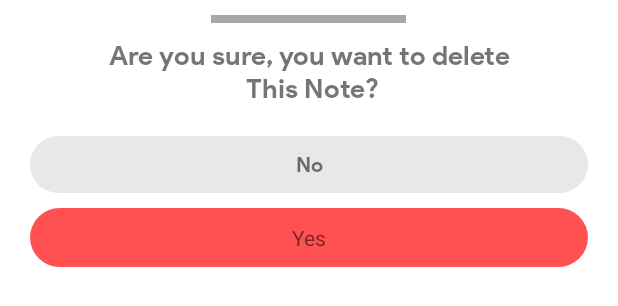
After one commit to Raghavarya2002/NotesMaker, an Android app: the layout dialog_delete.xml on its own in the app's theme, with its tools: preview values and no code run, on a phone screen of 412 x 824 dp. The commit adds this screen. Shown: the top 306 px of the screen. Run offline under Robolectric (Android 15) with nearby library versions, the phone set to English and light mode, and no system bars.

Commit message:
UI Done :)

```diff
--- a/app/src/main/java/com/example/notesmaker/ui/Fragments/CreateNotesFragment.kt
+++ b/app/src/main/java/com/example/notesmaker/ui/Fragments/CreateNotesFragment.kt
@@ -20,7 +20,7 @@ class CreateNotesFragment : Fragment() {
         binding = FragmentCreateNotesBinding.inflate(layoutInflater, container, false)
 
         return binding.root
-        //46:10
+        //
     }
 
 
--- /dev/null
+++ b/app/src/main/res/drawable/no_btn.xml
@@ -0,0 +1,6 @@
+<?xml version="1.0" encoding="utf-8"?>
+<shape xmlns:android="http://schemas.android.com/apk/res/android"
+    android:shape="rectangle">
+    <solid android:color="#E8E8E8" />
+    <corners android:radius="150dp" />
+</shape>
--- /dev/null
+++ b/app/src/main/res/drawable/yes_btn.xml
@@ -0,0 +1,6 @@
+<?xml version="1.0" encoding="utf-8"?>
+<shape xmlns:android="http://schemas.android.com/apk/res/android"
+    android:shape="rectangle">
+    <solid android:color="@color/red_color" />
+    <corners android:radius="150dp" />
+</shape>
--- /dev/null
+++ b/app/src/main/res/layout/dialog_delete.xml
@@ -0,0 +1,45 @@
+<?xml version="1.0" encoding="utf-8"?>
+<LinearLayout xmlns:android="http://schemas.android.com/apk/res/android"
+    android:layout_width="match_parent"
+    android:layout_height="match_parent"
+    android:orientation="vertical">
+
+    <View
+        android:layout_width="130dp"
+        android:layout_height="5dp"
+        android:layout_gravity="center"
+        android:layout_margin="10dp"
+        android:background="#A8A8A8" />
+
+    <TextView
+        android:layout_width="match_parent"
+        android:layout_height="wrap_content"
+        android:fontFamily="@font/bold"
+        android:gravity="center"
+        android:text="Are you sure, you want to delete\n This Note?"
+        android:textSize="18sp" />
+
+    <TextView
+        android:layout_width="match_parent"
+        android:layout_height="wrap_content"
+        android:layout_marginStart="20dp"
+        android:layout_marginTop="20dp"
+        android:layout_marginEnd="20dp"
+        android:background="@drawable/no_btn"
+        android:fontFamily="@font/bold"
+        android:gravity="center"
+        android:padding="10dp"
+
+        android:text="No" />
+
+    <TextView
+        android:layout_width="match_parent"
+        android:layout_height="wrap_content"
+        android:layout_marginStart="20dp"
+        android:layout_marginTop="10dp"
+        android:layout_marginEnd="20dp"
+        android:background="@drawable/yes_btn"
+        android:gravity="center"
+        android:padding="10dp"
+        android:text="Yes" />
+</LinearLayout>
```
